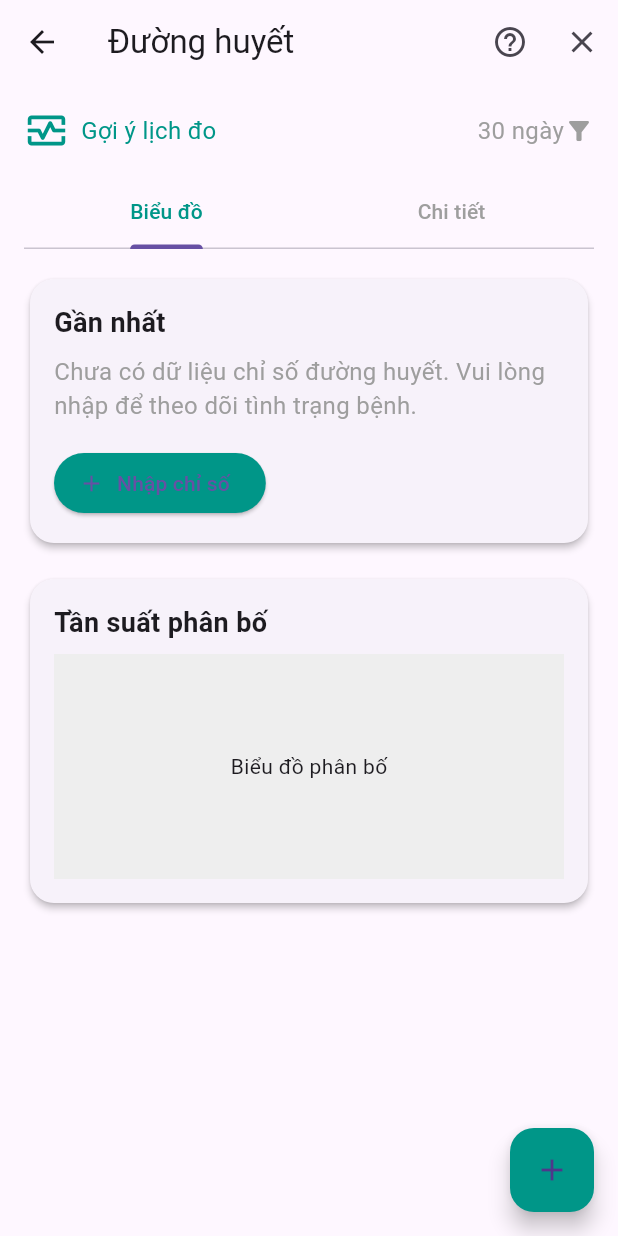
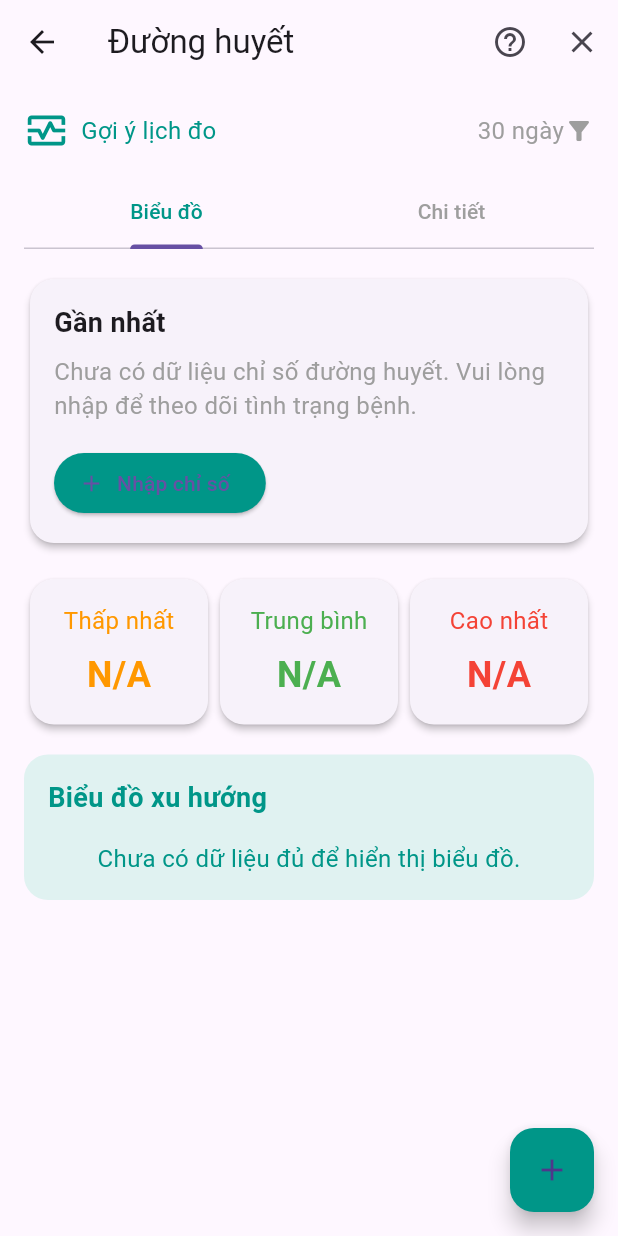
Before and after one commit to annguyen3112/diabetes_app, a Flutter app: the BloodSugarScreen screen opened directly with empty values, on a phone screen of 412 x 824 dp. Run offline on Flutter 3.47's test engine with Material 3 defaults, Android fonts, the phone set to English and light mode, and no system bars; our stand-ins replace fl_chart, sqflite; accounts and stored records are empty.

Commit message:
Update blood_sugar_screen.dart

```diff
--- a/lib/screens/blood_sugar_screen.dart
+++ b/lib/screens/blood_sugar_screen.dart
@@ -1,6 +1,7 @@
 import 'package:diabetes_app/database.dart';
 import 'package:flutter/material.dart';
 import 'enter_blood_sugar_screen.dart';
+import 'package:fl_chart/fl_chart.dart';
 
 class BloodSugarScreen extends StatefulWidget {
   final int userId;
@@ -13,23 +14,47 @@ class BloodSugarScreen extends StatefulWidget {
 
 class _BloodSugarScreenState extends State<BloodSugarScreen> {
   Map<String, dynamic>? _latestBloodSugarData;
+  double? _minLevel;
+  double? _averageLevel;
+  double? _maxLevel;
+  List<FlSpot> _bloodSugarSpots = [];
 
   @override
   void initState() {
     super.initState();
-    _fetchLatestBloodSugar();
+    _fetchBloodSugarData();
+    _fetchBloodSugarTrendData();
   }
 
-  Future<void> _fetchLatestBloodSugar() async {
-    final latestData = await _getLatestBloodSugar(widget.userId);
+  Future<void> _fetchBloodSugarData() async {
+    final dbHelper = DatabaseHelper.instance;
+    final latestData = await dbHelper.getLatestBloodSugar(widget.userId);
+    final minLevel = await dbHelper.getMinBloodSugar(widget.userId);
+    final averageLevel = await dbHelper.getAverageBloodSugar(widget.userId);
+    final maxLevel = await dbHelper.getMaxBloodSugar(widget.userId);
+
     setState(() {
       _latestBloodSugarData = latestData;
+      _minLevel = minLevel;
+      _averageLevel = averageLevel;
+      _maxLevel = maxLevel;
     });
   }
 
-  Future<Map<String, dynamic>?> _getLatestBloodSugar(int userId) async {
+  Future<void> _fetchBloodSugarTrendData() async {
     final dbHelper = DatabaseHelper.instance;
-    return await dbHelper.getLatestBloodSugar(userId);
+    final bloodSugarData = await dbHelper.getBloodSugarData(widget.userId);
+
+    List<FlSpot> spots = bloodSugarData.map<FlSpot>((data) {
+      final date = DateTime.parse(data['date']);
+      final dayOfMonth = date.day.toDouble();
+      final level = data['level'] as double;
+      return FlSpot(dayOfMonth, level);
+    }).toList();
+
+    setState(() {
+      _bloodSugarSpots = spots;
+    });
   }
 
   @override
@@ -92,12 +117,11 @@ class _BloodSugarScreenState extends State<BloodSugarScreen> {
             Expanded(
               child: ListView(
                 children: [
-                  // Latest Blood Sugar (Gần nhất)
                   if (_latestBloodSugarData != null)
                     _buildLatestCard(context, _latestBloodSugarData!)
                   else
                     FutureBuilder<Map<String, dynamic>?>(
-                      future: _getLatestBloodSugar(widget.userId),
+                      future: DatabaseHelper.instance.getLatestBloodSugar(widget.userId),
                       builder: (context, snapshot) {
                         if (snapshot.connectionState == ConnectionState.waiting) {
                           return Center(child: CircularProgressIndicator());
@@ -112,8 +136,9 @@ class _BloodSugarScreenState extends State<BloodSugarScreen> {
                       },
                     ),
                   SizedBox(height: 16),
-                  // Distribution Frequency (Tần suất phân bố)
-                  _buildDistributionCard(context),
+                  _buildMinAvgMaxSection(),
+                  SizedBox(height: 16),
+                  _buildTrendChart(),
                 ],
               ),
             ),
@@ -131,6 +156,7 @@ class _BloodSugarScreenState extends State<BloodSugarScreen> {
           if (result != null) {
             setState(() {
               _latestBloodSugarData = result;
+              _fetchBloodSugarTrendData();
             });
           }
         },
@@ -177,7 +203,7 @@ class _BloodSugarScreenState extends State<BloodSugarScreen> {
   }
 
   Widget _buildLatestCard(BuildContext context, Map<String, dynamic> data) {
-    final double level = data['level'];  // Get the blood sugar level
+    final double level = data['level'];
     String statusText;
     Color textColor;
     Color backgroundColor;
@@ -244,8 +270,20 @@ class _BloodSugarScreenState extends State<BloodSugarScreen> {
     );
   }
 
-  Widget _buildDistributionCard(BuildContext context) {
-    return Card(
+  Widget _buildMinAvgMaxSection() {
+    return Row(
+      mainAxisAlignment: MainAxisAlignment.spaceBetween,
+      children: [
+        _buildMinAvgMaxCard('Thấp nhất', _minLevel, Colors.orange),
+        _buildMinAvgMaxCard('Trung bình', _averageLevel, Colors.green),
+        _buildMinAvgMaxCard('Cao nhất', _maxLevel, Colors.red),
+      ],
+    );
+  }
+
+  Widget _buildMinAvgMaxCard(String label, double? value, Color color) {
+    return Expanded(
+      child: Card(
         shape: RoundedRectangleBorder(
           borderRadius: BorderRadius.circular(16.0),
         ),
@@ -253,19 +291,87 @@ class _BloodSugarScreenState extends State<BloodSugarScreen> {
         child: Padding(
           padding: const EdgeInsets.all(16.0),
           child: Column(
-          crossAxisAlignment: CrossAxisAlignment.start,
+            crossAxisAlignment: CrossAxisAlignment.center,
             children: [
-            Text('Tần suất phân bố', style: TextStyle(fontSize: 18, fontWeight: FontWeight.bold)),
+              Text(
+                label,
+                style: TextStyle(fontSize: 16, color: color),
+              ),
               SizedBox(height: 8),
-            // Replace with actual distribution chart
-            Container(
-              height: 150,
-              color: Colors.grey.shade200,
-              child: Center(child: Text('Biểu đồ phân bố')),
+              Text(
+                value != null ? '${value.toStringAsFixed(1)} mg/dL' : 'N/A',
+                style: TextStyle(fontSize: 24, fontWeight: FontWeight.bold, color: color),
               ),
             ],
           ),
         ),
+      ),
     );
   }
+
+  Widget _buildTrendChart() {
+    return Container(
+      padding: EdgeInsets.all(16),
+      decoration: BoxDecoration(
+        color: Colors.teal.shade50,
+        borderRadius: BorderRadius.circular(16),
+      ),
+      child: Column(
+        crossAxisAlignment: CrossAxisAlignment.start,
+        children: [
+          Text(
+            'Biểu đồ xu hướng',
+            style: TextStyle(fontSize: 18, fontWeight: FontWeight.bold, color: Colors.teal),
+          ),
+          SizedBox(height: 16),
+          _bloodSugarSpots.isNotEmpty
+              ? SizedBox(
+            height: 250,
+            child: LineChart(
+              LineChartData(
+                gridData: FlGridData(show: true),
+                borderData: FlBorderData(show: true),
+                titlesData: FlTitlesData(
+                  bottomTitles: SideTitles(
+                    showTitles: true,
+                    getTitles: (value) {
+                      final day = value.toInt();
+                      return '$day';
+                    },
+                    reservedSize: 22,
+                    margin: 8,
+                  ),
+                  leftTitles: SideTitles(
+                    showTitles: true,
+                    getTitles: (value) {
+                      return '${value.toInt()}';
+                    },
+                    reservedSize: 28,
+                    margin: 8,
+                  ),
+                ),
+                lineBarsData: [
+                  LineChartBarData(
+                    spots: _bloodSugarSpots,
+                    isCurved: true,
+                    colors: [Colors.teal],
+                    barWidth: 2,
+                    dotData: FlDotData(show: true),
+                    belowBarData: BarAreaData(show: false),
+                  ),
+                ],
+              ),
+            ),
+          )
+              : Center(
+            child: Text(
+              'Chưa có dữ liệu đủ để hiển thị biểu đồ.',
+              style: TextStyle(fontSize: 16, color: Colors.teal),
+            ),
+          ),
+        ],
+      ),
+    );
   }
+
+}
```
Lines whose indentation alone changed are shown as unchanged.
